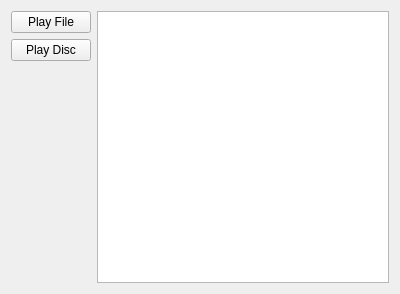
Above: src/app/loadView.ui from KDE/dragon before the change. Below: the same form after it.
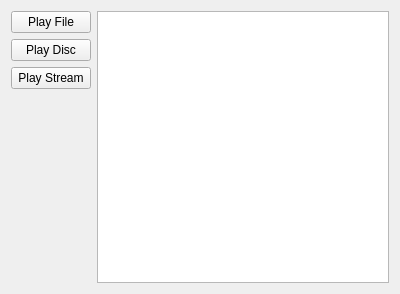
That is the form after the change. Custom widgets are drawn as their Qt base class.

Commit message:
Add 'Play Stream' functionality
GUI:

```diff
--- a/src/app/loadView.ui
+++ b/src/app/loadView.ui
@@ -27,6 +27,13 @@
        </property>
       </widget>
      </item>
+     <item>
+      <widget class="QPushButton" name="m_playStreamButton">
+       <property name="text">
+        <string>Play Stream</string>
+       </property>
+      </widget>
+     </item>
      <item>
       <spacer name="verticalSpacer">
        <property name="orientation">
```
The commit also changes 4 other files.
